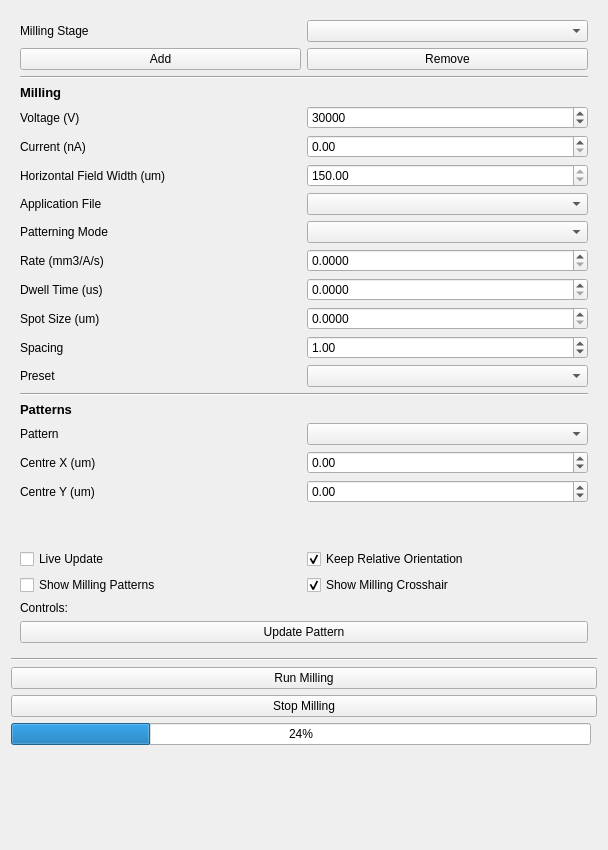
First picture: the form in fibsem/ui/qtdesigner_files/FibsemMillingWidget.ui, repository DeMarcoLab/fibsem, before the edit.
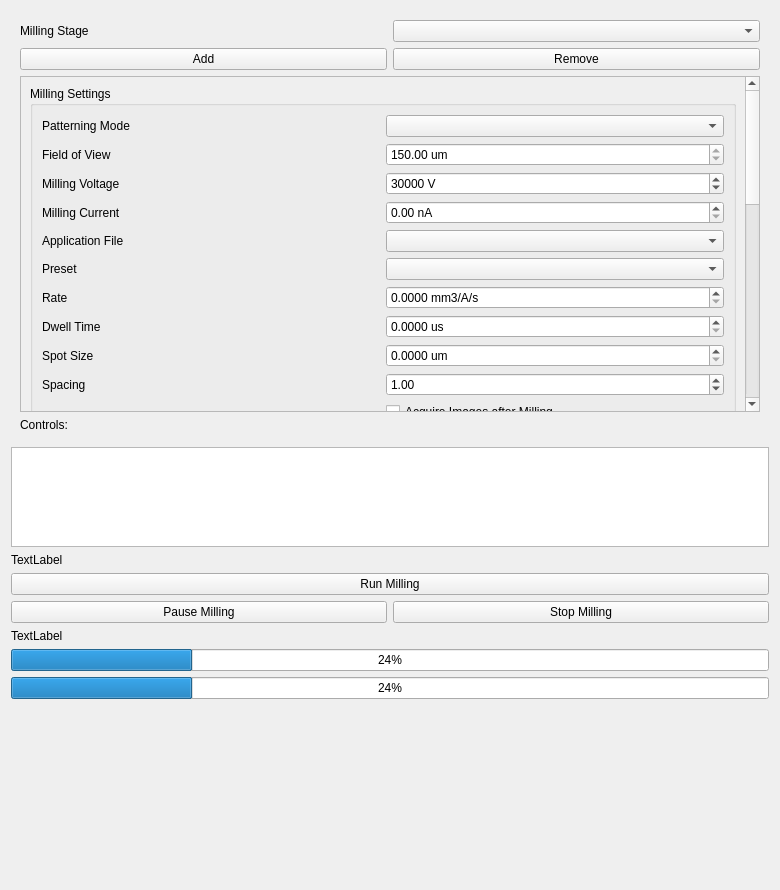
Second picture: the form after the edit.

The edit to the form file:
```diff
--- a/fibsem/ui/qtdesigner_files/FibsemMillingWidget.ui
+++ b/fibsem/ui/qtdesigner_files/FibsemMillingWidget.ui
@@ -6,38 +6,48 @@
    <rect>
     <x>0</x>
     <y>0</y>
-    <width>608</width>
-    <height>850</height>
+    <width>780</width>
+    <height>890</height>
    </rect>
   </property>
   <property name="windowTitle">
    <string>Form</string>
   </property>
   <layout class="QGridLayout" name="gridLayout">
-   <item row="29" column="0" colspan="2">
-    <widget class="QLabel" name="label_info">
+   <item row="27" column="0">
+    <widget class="QPushButton" name="pushButton_pause_milling">
      <property name="text">
-      <string/>
+      <string>Pause Milling</string>
      </property>
-     <property name="wordWrap">
-      <bool>true</bool>
-     </property>
     </widget>
    </item>
-   <item row="18" column="0" colspan="2">
-    <widget class="Line" name="line">
-     <property name="orientation">
-      <enum>Qt::Horizontal</enum>
-     </property>
-    </widget>
-   </item>
-   <item row="28" column="0">
+   <item row="30" column="0" colspan="2">
     <widget class="QProgressBar" name="progressBar_milling">
      <property name="value">
       <number>24</number>
      </property>
     </widget>
    </item>
+   <item row="27" column="1">
+    <widget class="QPushButton" name="pushButton_stop_milling">
+     <property name="text">
+      <string>Stop Milling</string>
+     </property>
+    </widget>
+   </item>
+   <item row="31" column="0" colspan="2">
+    <spacer name="verticalSpacer">
+     <property name="orientation">
+      <enum>Qt::Vertical</enum>
+     </property>
+     <property name="sizeHint" stdset="0">
+      <size>
+       <width>20</width>
+       <height>40</height>
+      </size>
+     </property>
+    </spacer>
+   </item>
    <item row="26" column="0" colspan="2">
     <widget class="QPushButton" name="pushButton_run_milling">
      <property name="text">
@@ -45,6 +55,36 @@
      </property>
     </widget>
    </item>
+   <item row="24" column="0" colspan="2">
+    <widget class="QListWidget" name="listWidget_active_milling_stages">
+     <property name="sizePolicy">
+      <sizepolicy hsizetype="Minimum" vsizetype="Minimum">
+       <horstretch>0</horstretch>
+       <verstretch>0</verstretch>
+      </sizepolicy>
+     </property>
+     <property name="maximumSize">
+      <size>
+       <width>16777215</width>
+       <height>100</height>
+      </size>
+     </property>
+    </widget>
+   </item>
+   <item row="28" column="0" colspan="2">
+    <widget class="QLabel" name="label_milling_information">
+     <property name="text">
+      <string>TextLabel</string>
+     </property>
+    </widget>
+   </item>
+   <item row="29" column="0" colspan="2">
+    <widget class="QProgressBar" name="progressBar_milling_stages">
+     <property name="value">
+      <number>24</number>
+     </property>
+    </widget>
+   </item>
    <item row="16" column="0" colspan="2">
     <widget class="QFrame" name="frame">
      <property name="minimumSize">
@@ -54,54 +94,17 @@
       </size>
      </property>
      <layout class="QGridLayout" name="gridLayout_4">
-      <item row="8" column="0">
-       <widget class="QLabel" name="label_hfw">
+      <item row="25" column="0" colspan="2">
+       <widget class="QLabel" name="label_milling_instructions">
         <property name="text">
-         <string>Horizontal Field Width (um)</string>
+         <string>Controls:</string>
         </property>
        </widget>
       </item>
-      <item row="28" column="0">
-       <widget class="QCheckBox" name="checkBox_live_update">
+      <item row="3" column="0">
+       <widget class="QPushButton" name="pushButton_add_milling_stage">
         <property name="text">
-         <string>Live Update</string>
-        </property>
-       </widget>
-      </item>
-      <item row="14" column="1">
-       <widget class="QDoubleSpinBox" name="doubleSpinBox_spacing">
-        <property name="value">
-         <double>1.000000000000000</double>
-        </property>
-       </widget>
-      </item>
-      <item row="5" column="0" colspan="2">
-       <widget class="QLabel" name="label_milling_header">
-        <property name="font">
-         <font>
-          <pointsize>10</pointsize>
-          <weight>75</weight>
-          <bold>true</bold>
-         </font>
-        </property>
-        <property name="text">
-         <string>Milling</string>
-        </property>
-       </widget>
-      </item>
-      <item row="7" column="1">
-       <widget class="QDoubleSpinBox" name="doubleSpinBox_milling_current"/>
-      </item>
-      <item row="22" column="1">
-       <widget class="QDoubleSpinBox" name="doubleSpinBox_centre_x">
-        <property name="minimum">
-         <double>-9999999999999999583119736832.000000000000000</double>
-        </property>
-        <property name="maximum">
-         <double>1000000000000000000.000000000000000</double>
-        </property>
-        <property name="singleStep">
-         <double>0.100000000000000</double>
+         <string>Add</string>
         </property>
        </widget>
       </item>
@@ -112,43 +115,108 @@
         </property>
        </widget>
       </item>
-      <item row="12" column="0">
-       <widget class="QLabel" name="label_dwell_time">
-        <property name="text">
-         <string>Dwell Time (us)</string>
+      <item row="4" column="0" rowspan="4" colspan="2">
+       <widget class="QScrollArea" name="scrollArea_milling_stage">
+        <property name="widgetResizable">
+         <bool>true</bool>
         </property>
-       </widget>
-      </item>
-      <item row="20" column="0">
-       <widget class="QLabel" name="label_pattern_set">
+        <widget class="QWidget" name="scrollAreaWidgetContents">
+         <property name="geometry">
+          <rect>
+           <x>0</x>
+           <y>-518</y>
+           <width>728</width>
+           <height>1006</height>
+          </rect>
+         </property>
+         <layout class="QGridLayout" name="gridLayout_2">
+          <item row="0" column="0">
+           <widget class="QGroupBox" name="groupBox_milling_settings">
+            <property name="title">
+             <string>Milling Settings</string>
+            </property>
+            <layout class="QGridLayout" name="gridLayout_3">
+             <item row="6" column="1">
+              <widget class="QComboBox" name="comboBox_preset"/>
+             </item>
+             <item row="7" column="1">
+              <widget class="QDoubleSpinBox" name="doubleSpinBox_rate">
+               <property name="suffix">
+                <string> mm3/A/s</string>
+               </property>
+               <property name="decimals">
+                <number>4</number>
+               </property>
+               <property name="minimum">
+                <double>0.000000000000000</double>
+               </property>
+               <property name="maximum">
+                <double>100000.000000000000000</double>
+               </property>
+               <property name="singleStep">
+                <double>0.010000000000000</double>
+               </property>
+               <property name="value">
+                <double>0.000000000000000</double>
+               </property>
+              </widget>
+             </item>
+             <item row="5" column="1">
+              <widget class="QComboBox" name="comboBox_application_file"/>
+             </item>
+             <item row="3" column="0">
+              <widget class="QLabel" name="label_milling_current">
         <property name="text">
-         <string>Pattern</string>
+                <string>Milling Current</string>
         </property>
        </widget>
       </item>
-      <item row="18" column="0" colspan="2">
-       <widget class="QLabel" name="label_patterns_header">
-        <property name="font">
-         <font>
-          <pointsize>10</pointsize>
-          <weight>75</weight>
-          <bold>true</bold>
-         </font>
-        </property>
+             <item row="7" column="0">
+              <widget class="QLabel" name="label_rate">
         <property name="text">
-         <string>Patterns</string>
+                <string>Rate</string>
         </property>
        </widget>
       </item>
-      <item row="15" column="0">
+             <item row="6" column="0">
        <widget class="QLabel" name="label_preset">
         <property name="text">
          <string>Preset</string>
         </property>
        </widget>
       </item>
-      <item row="11" column="1">
-       <widget class="QDoubleSpinBox" name="doubleSpinBox_rate">
+             <item row="8" column="0">
+              <widget class="QLabel" name="label_dwell_time">
+               <property name="text">
+                <string>Dwell Time</string>
+               </property>
+              </widget>
+             </item>
+             <item row="2" column="1">
+              <widget class="QSpinBox" name="spinBox_voltage">
+               <property name="suffix">
+                <string> V</string>
+               </property>
+               <property name="maximum">
+                <number>1000000</number>
+               </property>
+               <property name="value">
+                <number>30000</number>
+               </property>
+              </widget>
+             </item>
+             <item row="0" column="0">
+              <widget class="QLabel" name="label_patterning_mode">
+               <property name="text">
+                <string>Patterning Mode</string>
+               </property>
+              </widget>
+             </item>
+             <item row="9" column="1">
+              <widget class="QDoubleSpinBox" name="doubleSpinBox_spot_size">
+               <property name="suffix">
+                <string> um </string>
+               </property>
         <property name="decimals">
          <number>4</number>
         </property>
@@ -166,37 +234,67 @@
         </property>
        </widget>
       </item>
-      <item row="3" column="0">
-       <widget class="QPushButton" name="pushButton_add_milling_stage">
+             <item row="9" column="0">
+              <widget class="QLabel" name="label_spot_size">
         <property name="text">
-         <string>Add</string>
-        </property>
-       </widget>
-      </item>
-      <item row="20" column="1">
-       <widget class="QComboBox" name="comboBox_patterns"/>
-      </item>
-      <item row="15" column="1">
-       <widget class="QComboBox" name="comboBox_preset"/>
-      </item>
-      <item row="30" column="0" colspan="2">
-       <widget class="QLabel" name="label_milling_instructions">
-        <property name="text">
-         <string>Controls:</string>
-        </property>
-       </widget>
-      </item>
-      <item row="28" column="1">
-       <widget class="QCheckBox" name="checkBox_relative_move">
-        <property name="text">
-         <string>Keep Relative Orientation</string>
-        </property>
-        <property name="checked">
-         <bool>true</bool>
+                <string>Spot Size</string>
         </property>
        </widget>
       </item>
       <item row="8" column="1">
+              <widget class="QDoubleSpinBox" name="doubleSpinBox_dwell_time">
+               <property name="suffix">
+                <string> us</string>
+               </property>
+               <property name="decimals">
+                <number>4</number>
+               </property>
+               <property name="minimum">
+                <double>0.000000000000000</double>
+               </property>
+               <property name="maximum">
+                <double>4000000.000000000000000</double>
+               </property>
+               <property name="singleStep">
+                <double>0.010000000000000</double>
+               </property>
+               <property name="value">
+                <double>0.000000000000000</double>
+               </property>
+              </widget>
+             </item>
+             <item row="0" column="1">
+              <widget class="QComboBox" name="comboBox_patterning_mode"/>
+             </item>
+             <item row="10" column="0">
+              <widget class="QLabel" name="label_spacing">
+               <property name="text">
+                <string>Spacing</string>
+               </property>
+              </widget>
+             </item>
+             <item row="1" column="0">
+              <widget class="QLabel" name="label_hfw">
+               <property name="text">
+                <string>Field of View</string>
+               </property>
+              </widget>
+             </item>
+             <item row="5" column="0">
+              <widget class="QLabel" name="label_application_file">
+               <property name="text">
+                <string>Application File</string>
+               </property>
+              </widget>
+             </item>
+             <item row="2" column="0">
+              <widget class="QLabel" name="label_voltage">
+               <property name="text">
+                <string>Milling Voltage</string>
+               </property>
+              </widget>
+             </item>
+             <item row="1" column="1">
        <widget class="QDoubleSpinBox" name="doubleSpinBox_hfw">
         <property name="enabled">
          <bool>true</bool>
@@ -204,6 +302,9 @@
         <property name="readOnly">
          <bool>true</bool>
         </property>
+               <property name="suffix">
+                <string> um</string>
+               </property>
         <property name="minimum">
          <double>10.000000000000000</double>
         </property>
@@ -215,21 +316,136 @@
         </property>
        </widget>
       </item>
-      <item row="22" column="0">
+             <item row="10" column="1">
+              <widget class="QDoubleSpinBox" name="doubleSpinBox_spacing">
+               <property name="value">
+                <double>1.000000000000000</double>
+               </property>
+              </widget>
+             </item>
+             <item row="3" column="1">
+              <widget class="QDoubleSpinBox" name="doubleSpinBox_milling_current">
+               <property name="suffix">
+                <string> nA</string>
+               </property>
+              </widget>
+             </item>
+             <item row="11" column="1">
+              <widget class="QCheckBox" name="checkBox_milling_acquire_images">
+               <property name="text">
+                <string>Acquire Images after Milling</string>
+               </property>
+              </widget>
+             </item>
+            </layout>
+           </widget>
+          </item>
+          <item row="2" column="0">
+           <widget class="QGroupBox" name="groupBox_aligment">
+            <property name="title">
+             <string>Alignment</string>
+            </property>
+            <layout class="QGridLayout" name="gridLayout_7">
+             <item row="1" column="0">
+              <widget class="QCheckBox" name="checkBox_alignment_enabled">
+               <property name="text">
+                <string>Initial Alignment</string>
+               </property>
+              </widget>
+             </item>
+             <item row="1" column="1">
+              <widget class="QCheckBox" name="checkBox_alignment_interval_enabled">
+               <property name="text">
+                <string>Interval Alignment</string>
+               </property>
+              </widget>
+             </item>
+             <item row="2" column="1">
+              <widget class="QDoubleSpinBox" name="doubleSpinBox_alignment_interval">
+               <property name="suffix">
+                <string> sec</string>
+               </property>
+              </widget>
+             </item>
+             <item row="2" column="0">
+              <widget class="QLabel" name="label_alignment_interval">
+               <property name="text">
+                <string>Time Interval</string>
+               </property>
+              </widget>
+             </item>
+             <item row="4" column="1">
+              <widget class="QPushButton" name="pushButton_alignment_edit_area">
+               <property name="text">
+                <string>Edit Alignment Area</string>
+               </property>
+              </widget>
+             </item>
+            </layout>
+           </widget>
+          </item>
+          <item row="3" column="0">
+           <widget class="QGroupBox" name="groupBox_strategy">
+            <property name="title">
+             <string>Strategy</string>
+            </property>
+            <layout class="QGridLayout" name="gridLayout_8">
+             <item row="0" column="0">
+              <widget class="QLabel" name="label_strategy_name">
+               <property name="text">
+                <string>Strategy Name</string>
+               </property>
+              </widget>
+             </item>
+             <item row="0" column="1">
+              <widget class="QComboBox" name="comboBox_strategy_name"/>
+             </item>
+             <item row="1" column="0" colspan="2">
+              <layout class="QGridLayout" name="gridLayout_strategy"/>
+             </item>
+            </layout>
+           </widget>
+          </item>
+          <item row="4" column="0">
+           <widget class="QGroupBox" name="groupBox_pattern_settings">
+            <property name="title">
+             <string>Pattern</string>
+            </property>
+            <layout class="QGridLayout" name="gridLayout_5">
+             <item row="0" column="1" colspan="2">
+              <widget class="QComboBox" name="comboBox_patterns"/>
+             </item>
+             <item row="1" column="0">
        <widget class="QLabel" name="label_centre_x">
         <property name="text">
-         <string>Centre X (um)</string>
+                <string>Centre</string>
         </property>
        </widget>
       </item>
-      <item row="17" column="0" colspan="2">
-       <widget class="Line" name="line_2">
-        <property name="orientation">
-         <enum>Qt::Horizontal</enum>
-        </property>
-       </widget>
-      </item>
-      <item row="23" column="1">
+             <item row="3" column="0" colspan="3">
+              <layout class="QGridLayout" name="gridLayout_patterns"/>
+             </item>
+             <item row="1" column="1">
+              <widget class="QDoubleSpinBox" name="doubleSpinBox_centre_x">
+               <property name="minimum">
+                <double>-9999999999999999583119736832.000000000000000</double>
+               </property>
+               <property name="maximum">
+                <double>1000000000000000000.000000000000000</double>
+               </property>
+               <property name="singleStep">
+                <double>0.100000000000000</double>
+               </property>
+              </widget>
+             </item>
+             <item row="0" column="0">
+              <widget class="QLabel" name="label_pattern_set">
+               <property name="text">
+                <string>Pattern</string>
+               </property>
+              </widget>
+             </item>
+             <item row="1" column="2">
        <widget class="QDoubleSpinBox" name="doubleSpinBox_centre_y">
         <property name="minimum">
          <double>-10000000000000000.000000000000000</double>
@@ -242,40 +458,33 @@
         </property>
        </widget>
       </item>
-      <item row="12" column="1">
-       <widget class="QDoubleSpinBox" name="doubleSpinBox_dwell_time">
-        <property name="decimals">
-         <number>4</number>
-        </property>
-        <property name="minimum">
-         <double>0.000000000000000</double>
-        </property>
-        <property name="maximum">
-         <double>4000000.000000000000000</double>
-        </property>
-        <property name="singleStep">
-         <double>0.010000000000000</double>
-        </property>
-        <property name="value">
-         <double>0.000000000000000</double>
-        </property>
-       </widget>
-      </item>
-      <item row="14" column="0">
-       <widget class="QLabel" name="label_spacing">
+            </layout>
+           </widget>
+          </item>
+          <item row="5" column="0">
+           <widget class="QGroupBox" name="groupBox_options">
+            <property name="title">
+             <string>Options</string>
+            </property>
+            <layout class="QGridLayout" name="gridLayout_6">
+             <item row="1" column="0">
+              <widget class="QCheckBox" name="checkBox_show_milling_patterns">
         <property name="text">
-         <string>Spacing</string>
+                <string>Show Milling Patterns</string>
         </property>
        </widget>
       </item>
-      <item row="3" column="1">
-       <widget class="QPushButton" name="pushButton_remove_milling_stage">
+             <item row="0" column="0">
+              <widget class="QCheckBox" name="checkBox_relative_move">
         <property name="text">
-         <string>Remove</string>
-        </property>
-       </widget>
-      </item>
-      <item row="29" column="1">
+                <string>Keep Relative Orientation</string>
+               </property>
+               <property name="checked">
+                <bool>true</bool>
+               </property>
+              </widget>
+             </item>
+             <item row="1" column="1">
        <widget class="QCheckBox" name="checkBox_show_milling_crosshair">
         <property name="text">
          <string>Show Milling Crosshair</string>
@@ -285,150 +494,116 @@
         </property>
        </widget>
       </item>
-      <item row="9" column="0">
-       <widget class="QLabel" name="label_application_file">
+             <item row="0" column="1">
+              <widget class="QCheckBox" name="checkBox_show_advanced">
         <property name="text">
-         <string>Application File</string>
+                <string>Show Advanced</string>
         </property>
        </widget>
       </item>
-      <item row="13" column="0">
-       <widget class="QLabel" name="label_spot_size">
+            </layout>
+           </widget>
+          </item>
+          <item row="1" column="0">
+           <widget class="QGroupBox" name="groupBox_imaging">
+            <property name="title">
+             <string>Acquisition</string>
+            </property>
+            <layout class="QGridLayout" name="gridLayout_9">
+             <item row="0" column="0">
+              <widget class="QLabel" name="label_imagining_resolution">
         <property name="text">
-         <string>Spot Size (um)</string>
+                <string>Resolution (px)</string>
         </property>
        </widget>
       </item>
-      <item row="23" column="0">
-       <widget class="QLabel" name="label_centre_y">
+             <item row="2" column="0">
+              <widget class="QLabel" name="label_imaging_fov">
         <property name="text">
-         <string>Centre Y (um)</string>
+                <string>Field of View</string>
         </property>
        </widget>
       </item>
-      <item row="25" column="0" rowspan="2" colspan="2">
-       <layout class="QGridLayout" name="gridLayout_patterns"/>
-      </item>
-      <item row="11" column="0">
-       <widget class="QLabel" name="label_rate">
+             <item row="3" column="0">
+              <widget class="QCheckBox" name="checkBox_imaging_use_autocontrast">
+               <property name="text">
+                <string>Use AutoContrast</string>
+               </property>
+              </widget>
+             </item>
+             <item row="1" column="0">
+              <widget class="QLabel" name="label_imaging_dwell_time">
         <property name="text">
-         <string>Rate (mm3/A/s)</string>
+                <string>Dwell Time</string>
         </property>
        </widget>
       </item>
-      <item row="7" column="0">
-       <widget class="QLabel" name="label_milling_current">
+             <item row="3" column="1">
+              <widget class="QCheckBox" name="checkBox_imaging_save">
         <property name="text">
-         <string>Current (nA)</string>
+                <string>Save Images</string>
         </property>
        </widget>
       </item>
-      <item row="6" column="1">
-       <widget class="QSpinBox" name="spinBox_voltage">
+             <item row="0" column="1">
+              <widget class="QComboBox" name="comboBox_imaging_resolution"/>
+             </item>
+             <item row="1" column="1">
+              <widget class="QDoubleSpinBox" name="doubleSpinBox_imaging_dwell_time">
+               <property name="suffix">
+                <string> us</string>
+               </property>
         <property name="maximum">
-         <number>1000000</number>
-        </property>
+                <double>10000.000000000000000</double>
+               </property>
+               <property name="singleStep">
+                <double>0.100000000000000</double>
+               </property>
         <property name="value">
-         <number>30000</number>
+                <double>1.000000000000000</double>
         </property>
        </widget>
       </item>
-      <item row="31" column="0" colspan="2">
-       <widget class="QPushButton" name="pushButton_update_pattern">
-        <property name="text">
-         <string>Update Pattern</string>
-        </property>
-       </widget>
-      </item>
-      <item row="4" column="0" colspan="2">
-       <widget class="Line" name="line_3">
-        <property name="orientation">
-         <enum>Qt::Horizontal</enum>
+             <item row="2" column="1">
+              <widget class="QDoubleSpinBox" name="doubleSpinBox_imaging_fov">
+               <property name="suffix">
+                <string> um</string>
+               </property>
+               <property name="decimals">
+                <number>1</number>
+               </property>
+               <property name="maximum">
+                <double>10000.000000000000000</double>
+               </property>
+               <property name="value">
+                <double>150.000000000000000</double>
+               </property>
+              </widget>
+             </item>
+            </layout>
+           </widget>
+          </item>
+         </layout>
+        </widget>
+       </widget>
+      </item>
+      <item row="3" column="1">
+       <widget class="QPushButton" name="pushButton_remove_milling_stage">
+        <property name="text">
+         <string>Remove</string>
         </property>
        </widget>
       </item>
       <item row="2" column="1">
        <widget class="QComboBox" name="comboBox_milling_stage"/>
       </item>
-      <item row="13" column="1">
-       <widget class="QDoubleSpinBox" name="doubleSpinBox_spot_size">
-        <property name="decimals">
-         <number>4</number>
-        </property>
-        <property name="minimum">
-         <double>0.000000000000000</double>
-        </property>
-        <property name="maximum">
-         <double>100000.000000000000000</double>
-        </property>
-        <property name="singleStep">
-         <double>0.010000000000000</double>
-        </property>
-        <property name="value">
-         <double>0.000000000000000</double>
-        </property>
-       </widget>
-      </item>
-      <item row="6" column="0">
-       <widget class="QLabel" name="label_voltage">
-        <property name="text">
-         <string>Voltage (V)</string>
-        </property>
-       </widget>
-      </item>
-      <item row="9" column="1">
-       <widget class="QComboBox" name="comboBox_application_file"/>
-      </item>
-      <item row="27" column="0" colspan="2">
-       <spacer name="verticalSpacer_2">
-        <property name="orientation">
-         <enum>Qt::Vertical</enum>
-        </property>
-        <property name="sizeHint" stdset="0">
-         <size>
-          <width>20</width>
-          <height>40</height>
-         </size>
-        </property>
-       </spacer>
-      </item>
-      <item row="10" column="0">
-       <widget class="QLabel" name="label_patterning_mode">
-        <property name="text">
-         <string>Patterning Mode</string>
-        </property>
-       </widget>
-      </item>
-      <item row="10" column="1">
-       <widget class="QComboBox" name="comboBox_patterning_mode"/>
-      </item>
-      <item row="29" column="0">
-       <widget class="QCheckBox" name="checkBox_show_milling_patterns">
-        <property name="text">
-         <string>Show Milling Patterns</string>
-        </property>
-       </widget>
-      </item>
      </layout>
     </widget>
    </item>
-   <item row="30" column="0" colspan="2">
-    <spacer name="verticalSpacer">
-     <property name="orientation">
-      <enum>Qt::Vertical</enum>
-     </property>
-     <property name="sizeHint" stdset="0">
-      <size>
-       <width>20</width>
-       <height>40</height>
-      </size>
-     </property>
-    </spacer>
-   </item>
-   <item row="27" column="0" colspan="2">
-    <widget class="QPushButton" name="pushButton_stop_milling">
+   <item row="25" column="0" colspan="2">
+    <widget class="QLabel" name="label_milling_estimated_time">
      <property name="text">
-      <string>Stop Milling</string>
+      <string>TextLabel</string>
      </property>
     </widget>
    </item>
```
Left out of the diff: 12 changed lines with no effect on the pictures. Lines whose indentation alone changed are shown as unchanged.
